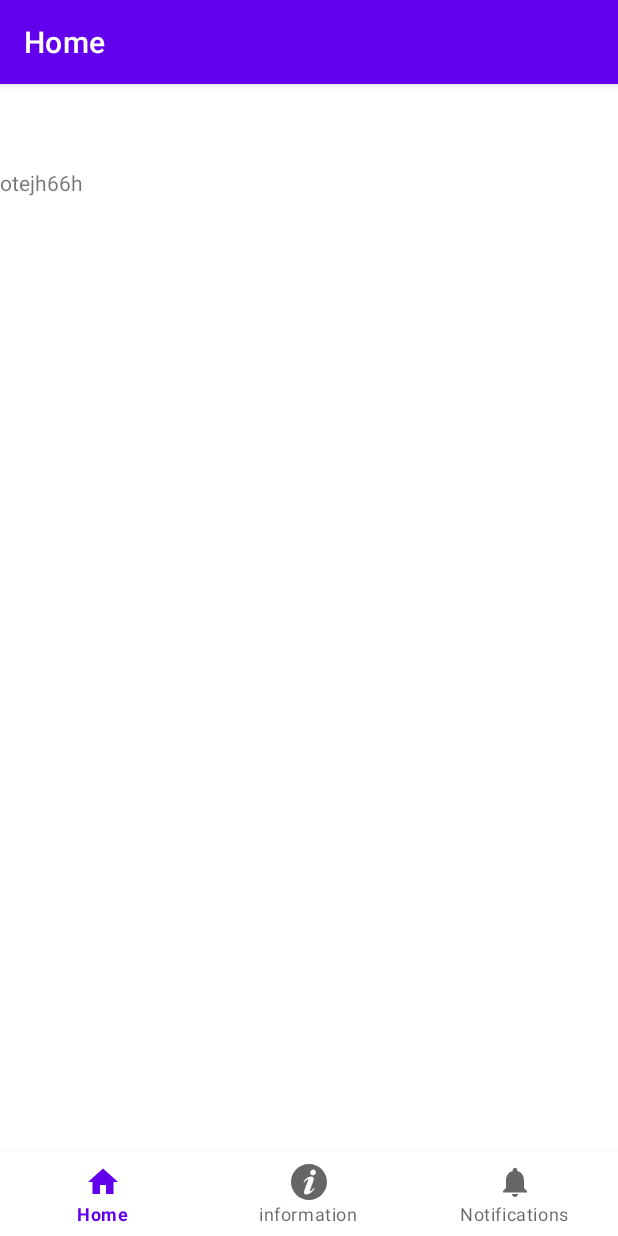
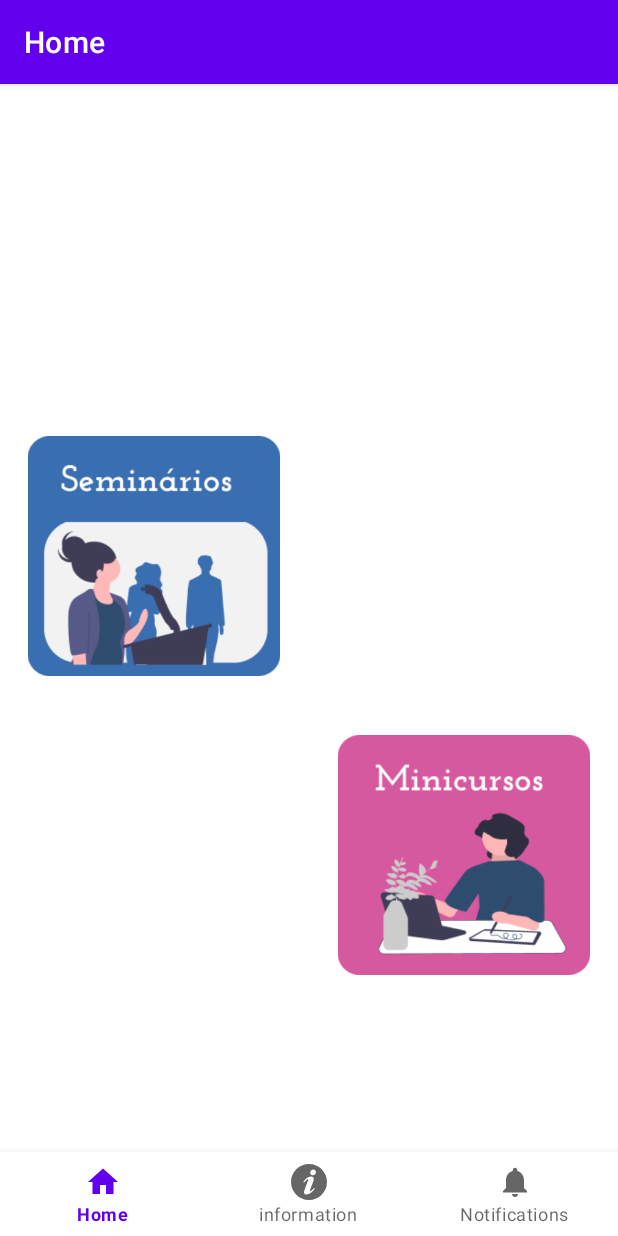
Before and after one commit to ucsal/semoc-project-mobile, an Android app: the screen it shows after launch (MainActivity), on a phone screen of 412 x 824 dp. Run offline under Robolectric (Android 15) with nearby library versions, the phone set to English and light mode, and no system bars; our stand-ins replace navigation-ui.

```diff
--- a/app/src/main/java/com/example/semocavi2/MainActivity.java
+++ b/app/src/main/java/com/example/semocavi2/MainActivity.java
@@ -43,7 +43,7 @@ public class MainActivity extends AppCompatActivity {
         BottomNavigationView navView = findViewById(R.id.nav_view);
 
         AppBarConfiguration appBarConfiguration = new AppBarConfiguration.Builder(
-                R.id.navigation_home, R.id.navigation_information, R.id.navigation_notifications)
+                R.id.navigation_home, R.id.navigation_information, R.id.navigation_notifications, R.id.navigation_minicursos)
                 .build();
 
         NavController navController = Navigation.findNavController(this, R.id.nav_host_fragment_activity_main);
--- a/app/src/main/java/com/example/semocavi2/service/SemocApiService.java
+++ b/app/src/main/java/com/example/semocavi2/service/SemocApiService.java
@@ -11,7 +11,7 @@ import retrofit2.Call;
 import retrofit2.http.GET;
 
 public interface SemocApiService {
-    @GET("minicursos.json")
+    @GET("/minicursos.json")
     Call<List<MiniCursoModel>> getMinicursos();
 
 //    @GET("palestras.json")
--- a/app/src/main/java/com/example/semocavi2/ui/home/HomeFragment.java
+++ b/app/src/main/java/com/example/semocavi2/ui/home/HomeFragment.java
@@ -4,15 +4,20 @@ import android.os.Bundle;
 import android.view.LayoutInflater;
 import android.view.View;
 import android.view.ViewGroup;
+import android.widget.ImageView;
 import android.widget.TextView;
 
 import androidx.annotation.NonNull;
 import androidx.annotation.Nullable;
 import androidx.fragment.app.Fragment;
+import androidx.fragment.app.FragmentTransaction;
 import androidx.lifecycle.ViewModelProvider;
+import androidx.navigation.NavController;
+import androidx.navigation.Navigation;
 
 import com.example.semocavi2.R;
 import com.example.semocavi2.databinding.FragmentHomeBinding;
+import com.example.semocavi2.ui.minicurso.MiniCursoFragment;
 
 public class HomeFragment extends Fragment {
 
@@ -21,7 +26,20 @@ public class HomeFragment extends Fragment {
     @Override
     public View onCreateView(@NonNull LayoutInflater inflater, @Nullable ViewGroup container,
                              @Nullable Bundle savedInstanceState) {
-        return inflater.inflate(R.layout.fragment_mini_curso, container, false);
+
+      View view =  inflater.inflate(R.layout.fragment_home, container, false);
+
+        ImageView minicursos = view.findViewById(R.id.minicursos);
+        minicursos.setOnClickListener(new View.OnClickListener() {
+            @Override
+            public void onClick(View v) {
+
+                NavController navController = Navigation.findNavController(v);
+                navController.navigate(R.id.navigation_minicursos);
+            }
+        });
+
+        return view;
     }
     @Override
     public void onDestroyView() {
--- a/app/src/main/res/layout/fragment_home.xml
+++ b/app/src/main/res/layout/fragment_home.xml
@@ -6,5 +6,52 @@
     android:layout_height="match_parent"
     tools:context=".ui.home.HomeFragment">
 
+    <!-- Guidelines para dividir a tela em quadrantes -->
+    <androidx.constraintlayout.widget.Guideline
+        android:id="@+id/guideline_vertical_50"
+        android:layout_width="wrap_content"
+        android:layout_height="wrap_content"
+        android:orientation="vertical"
+        app:layout_constraintGuide_percent="0.49" />
+
+    <androidx.constraintlayout.widget.Guideline
+        android:id="@+id/guideline_horizontal_50"
+        android:layout_width="wrap_content"
+        android:layout_height="wrap_content"
+        android:orientation="horizontal"
+        app:layout_constraintGuide_percent="0.5" />
+
+    <!-- ImageViews nos quadrantes -->
+
+    <ImageView
+
+        android:id="@+id/seminarios"
+        android:layout_width="173dp"
+        android:layout_height="160dp"
+        android:clickable="true"
+        app:layout_constraintBottom_toTopOf="@id/guideline_horizontal_50"
+        app:layout_constraintDimensionRatio="1:1"
+        app:layout_constraintEnd_toStartOf="@id/guideline_vertical_50"
+        app:layout_constraintHorizontal_bias="0.551"
+        app:layout_constraintStart_toStartOf="parent"
+
+        app:layout_constraintTop_toTopOf="parent"
+        app:layout_constraintVertical_bias="0.912"
+        app:srcCompat="@drawable/img_1" />
+
+    <ImageView
+        android:id="@+id/minicursos"
+        android:layout_width="173dp"
+        android:layout_height="160dp"
+
+        android:clickable="true"
+        app:layout_constraintBottom_toBottomOf="parent"
+        app:layout_constraintDimensionRatio="1:1"
+        app:layout_constraintEnd_toEndOf="parent"
+        app:layout_constraintHorizontal_bias="0.555"
+        app:layout_constraintStart_toEndOf="@id/guideline_vertical_50"
+        app:layout_constraintTop_toBottomOf="@id/guideline_horizontal_50"
+        app:layout_constraintVertical_bias="0.112"
+        app:srcCompat="@drawable/img_2" />
 
 </androidx.constraintlayout.widget.ConstraintLayout>
--- a/app/src/main/res/navigation/mobile_navigation.xml
+++ b/app/src/main/res/navigation/mobile_navigation.xml
@@ -17,6 +17,13 @@
         android:name="com.example.semocavi2.ui.notifications.NotificationsFragment"
         android:label="@string/title_notifications"
         tools:layout="@layout/fragment_notifications" />
+
+
+    <fragment
+        android:id="@+id/navigation_minicursos"
+        android:name="com.example.semocavi2.ui.minicurso.MiniCursoFragment"
+        android:label="@string/tittle_minicursos"
+        tools:layout="@layout/fragment_mini_curso" />
     <fragment
     android:id="@+id/navigation_information"
     android:name="com.example.semocavi2.ui.information.InformacaoFragment"
--- a/app/src/main/res/values/strings.xml
+++ b/app/src/main/res/values/strings.xml
@@ -3,6 +3,7 @@
     <string name="title_home">Home</string>
     <string name="title_dashboard">Dashboard</string>
     <string name="title_notifications">Notifications</string>
+    <string name="tittle_minicursos">minicursos</string>
     <!-- TODO: Remove or change this placeholder text -->
     <string name="hello_blank_fragment">Hello blank fragment</string>
     <string name="tittle_information">information</string>
```
Also changed, not shown: app/src/main/res/drawable/img_1.png (added), app/src/main/res/drawable/img_2.png (added), app/src/main/res/drawable/img_3.png (added).
